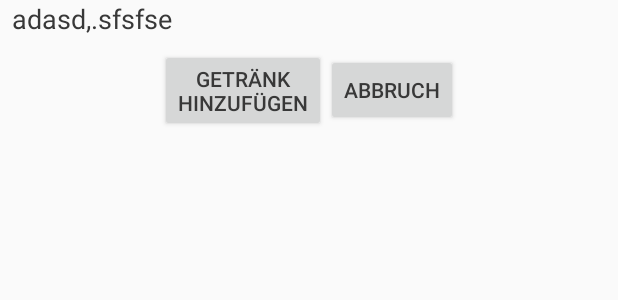
After one commit to AhiruSoftwareCompany/alcoholtestapp, an Android app: the layout dialog_show_recipe.xml on its own in the app's theme, with its tools: preview values and no code run, on a phone screen of 412 x 824 dp. The commit adds this screen. Shown: the top 300 px of the screen. Run offline under Robolectric (Android 15) with nearby library versions, the phone set to English and light mode, and no system bars.

Commit message:
Added fully support to add "mixed drinks" (called recipes)

```diff
--- a/app/src/main/java/de/klaushackner/breathalyzer/model/Mixture.java
+++ b/app/src/main/java/de/klaushackner/breathalyzer/model/Mixture.java
@@ -175,7 +175,7 @@ public class Mixture {
             for (int i = 0; i < mixtures.length(); i++) {
                 if (mixtures.get(i).toString().compareTo(m.toString()) == 0) {
                     mixtures.remove(i);
-                    break; //break prevents removing every mixture matching to the given mixture (helpful if you add the same mixture two times and want to remove it)
+                    break; //break prevents removing every mixture matching to the given mixture (helpful if you addCustomRecipe the same mixture two times and want to remove it)
                 }
             }
 
--- a/app/src/main/java/de/klaushackner/breathalyzer/model/MixtureImage.java
+++ b/app/src/main/java/de/klaushackner/breathalyzer/model/MixtureImage.java
@@ -16,7 +16,6 @@ public enum MixtureImage {
     goass("goass"),
     morebeer("morebeer"),
     pils("pils"),
-    save("save"),
     sparklingwine("sparklingwine"),
     vodka("vodka"),
     whisky("whisky"),
--- /dev/null
+++ b/app/src/main/res/layout/dialog_show_recipe.xml
@@ -0,0 +1,36 @@
+<?xml version="1.0" encoding="utf-8"?>
+<LinearLayout xmlns:android="http://schemas.android.com/apk/res/android"
+    android:layout_width="match_parent"
+    android:layout_height="wrap_content"
+    android:orientation="vertical"
+    android:weightSum="1">
+
+    <TextView
+        android:id="@+id/text"
+        android:layout_width="match_parent"
+        android:layout_height="wrap_content"
+        android:paddingBottom="8dp"
+        android:paddingLeft="8dp"
+        android:paddingRight="8dp"
+        android:text="adasd,.sfsfse"
+        android:textSize="18sp" />
+
+    <TableRow
+        android:layout_width="match_parent"
+        android:layout_height="wrap_content"
+        android:gravity="center">
+
+        <Button
+            android:id="@+id/add"
+            android:layout_width="wrap_content"
+            android:layout_height="wrap_content"
+            android:text="@string/add_drink_button" />
+
+        <Button
+            android:id="@+id/cancel"
+            android:layout_width="wrap_content"
+            android:layout_height="wrap_content"
+            android:text="@string/cancel" />
+    </TableRow>
+
+</LinearLayout>
--- a/app/src/main/res/values/strings.xml
+++ b/app/src/main/res/values/strings.xml
@@ -44,6 +44,8 @@
     <string name="add_as_mixture">Rezeptur\nspeichern</string>
     <string name="remove_custom_mixture">Rezeptur entfernen?</string>
     <string name="remove_mixture">Rezeptur\nentfernen</string>
+    <string name="remove_custom_recipe">Rezeptur entfernen?</string>
+    <string name="remove_recipe">Rezeptur\nentfernen</string>
     <string name="switch_mixtureimage">Anderes Bild auswählen</string>
     <string name="send_feedback">Feedback senden</string>
     <string name="message">Nachricht</string>
```
Also changed, not shown: app/src/main/java/de/klaushackner/breathalyzer/MainActivity.java (+27 -9 lines), app/src/main/java/de/klaushackner/breathalyzer/ShowRecipes.java (+119 -11 lines), app/src/main/java/de/klaushackner/breathalyzer/adapter/RecipeAdapter.java (+3 -38 lines), app/src/main/java/de/klaushackner/breathalyzer/model/Recipe.java (+66 -9 lines), app/src/main/java/de/klaushackner/breathalyzer/model/User.java (+18 -0 lines), app/src/main/res/menu/menu_show_recipes.xml (added, +11 -0 lines).
